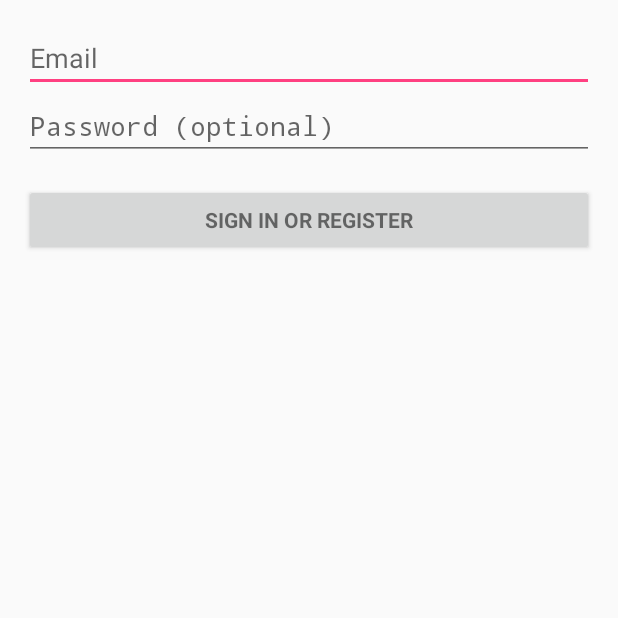
After one commit to imgregduh/strange, an Android app: the LoginActivity screen opened directly, with no data from a screen before it, on a phone screen of 412 x 824 dp, the top half of it. The commit adds this screen. Run offline under Robolectric (Android 15) with nearby library versions, the phone set to English and light mode, and no system bars; 2 statements that could not run were skipped.

Commit message:
Redirect to LoginActivity on click

```diff
--- /dev/null
+++ b/app/src/main/res/layout/activity_login.xml
@@ -0,0 +1,66 @@
+<?xml version="1.0" encoding="utf-8"?>
+<LinearLayout xmlns:android="http://schemas.android.com/apk/res/android"
+    xmlns:tools="http://schemas.android.com/tools"
+    android:layout_width="match_parent"
+    android:layout_height="match_parent"
+    android:gravity="center_horizontal"
+    android:orientation="vertical"
+    android:paddingBottom="@dimen/activity_vertical_margin"
+    android:paddingLeft="@dimen/activity_horizontal_margin"
+    android:paddingRight="@dimen/activity_horizontal_margin"
+    android:paddingTop="@dimen/activity_vertical_margin"
+    tools:context=".LoginActivity">
+
+    <!-- Login progress -->
+    <ProgressBar
+        android:id="@+id/login_progress"
+        style="?android:attr/progressBarStyleLarge"
+        android:layout_width="wrap_content"
+        android:layout_height="wrap_content"
+        android:layout_marginBottom="8dp"
+        android:visibility="gone" />
+
+    <ScrollView
+        android:id="@+id/login_form"
+        android:layout_width="match_parent"
+        android:layout_height="match_parent">
+
+        <LinearLayout
+            android:id="@+id/email_login_form"
+            android:layout_width="match_parent"
+            android:layout_height="wrap_content"
+            android:orientation="vertical">
+
+            <AutoCompleteTextView
+                android:id="@+id/email"
+                android:layout_width="match_parent"
+                android:layout_height="wrap_content"
+                android:hint="@string/prompt_email"
+                android:inputType="textEmailAddress"
+                android:maxLines="1"
+                android:singleLine="true" />
+
+            <EditText
+                android:id="@+id/password"
+                android:layout_width="match_parent"
+                android:layout_height="wrap_content"
+                android:hint="@string/prompt_password"
+                android:imeActionId="6"
+                android:imeActionLabel="@string/action_sign_in_short"
+                android:imeOptions="actionUnspecified"
+                android:inputType="textPassword"
+                android:maxLines="1"
+                android:singleLine="true" />
+
+            <Button
+                android:id="@+id/email_sign_in_button"
+                style="?android:textAppearanceSmall"
+                android:layout_width="match_parent"
+                android:layout_height="wrap_content"
+                android:layout_marginTop="16dp"
+                android:text="@string/action_sign_in"
+                android:textStyle="bold" />
+
+        </LinearLayout>
+    </ScrollView>
+</LinearLayout>
--- /dev/null
+++ b/app/src/main/res/values/dimens.xml
@@ -0,0 +1,5 @@
+<resources>
+    <!-- Default screen margins, per the Android Design guidelines. -->
+    <dimen name="activity_horizontal_margin">16dp</dimen>
+    <dimen name="activity_vertical_margin">16dp</dimen>
+</resources>
--- a/app/src/main/res/values/strings.xml
+++ b/app/src/main/res/values/strings.xml
@@ -1,3 +1,17 @@
 <resources>
     <string name="app_name">strange</string>
+    <string name="title_activity_login">Sign in</string>
+
+    <!-- Strings related to login -->
+    <string name="prompt_email">Email</string>
+    <string name="prompt_password">Password (optional)</string>
+    <string name="action_sign_in">Sign in or register</string>
+    <string name="action_sign_in_short">Sign in</string>
+    <string name="error_invalid_email">This email address is invalid</string>
+    <string name="error_invalid_password">This password is too short</string>
+    <string name="error_incorrect_password">This password is incorrect</string>
+    <string name="error_field_required">This field is required</string>
+    <string name="permission_rationale">"Contacts permissions are needed for providing email
+        completions."
+    </string>
 </resources>
--- a/app/src/main/res/values/styles.xml
+++ b/app/src/main/res/values/styles.xml
@@ -1,7 +1,7 @@
 <resources>
 
     <!-- Base application theme. -->
-    <style name="AppTheme" parent="Theme.AppCompat.Light.DarkActionBar">
+    <style name="AppTheme" parent="Base.Theme.AppCompat.Light.DarkActionBar">
         <!-- Customize your theme here. -->
         <item name="colorPrimary">@color/colorPrimary</item>
         <item name="colorPrimaryDark">@color/colorPrimaryDark</item>
```
Also changed, not shown: app/build.gradle (+12 -4 lines), app/src/main/AndroidManifest.xml (+8 -0 lines), app/src/main/java/com/doubleu/strange/LoginActivity.kt (added, +295 -0 lines), app/src/main/java/com/doubleu/strange/MainActivity.kt (+11 -0 lines), app/src/main/res/layout/activity_main.xml (+9 -0 lines), 1 other file.
